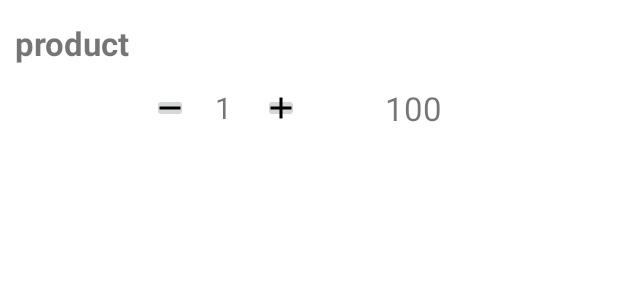
After one commit to Shahzaib554/MAD_Project, an Android app: the layout cart_item.xml on its own in the app's theme, with its tools: preview values and no code run, on a phone screen of 412 x 824 dp. The commit adds this screen. Shown: the top 300 px of the screen. Run offline under Robolectric (Android 15) with nearby library versions, the phone set to English and light mode, and no system bars.

Commit message:
Cart Code is implemented

```diff
--- a/app/src/main/AndroidManifest.xml
+++ b/app/src/main/AndroidManifest.xml
@@ -16,6 +16,9 @@
         android:theme="@style/Theme.QuickCart"
         android:usesCleartextTraffic="true"
         tools:targetApi="31">
+        <activity
+            android:name=".CartActivity"
+            android:exported="false" />
         <activity
             android:name=".ProductDetailActivity"
             android:exported="false" />
--- a/app/src/main/java/com/genericsol/quickcart/apiClient/ApiClient.java
+++ b/app/src/main/java/com/genericsol/quickcart/apiClient/ApiClient.java
@@ -5,7 +5,7 @@ import retrofit2.converter.gson.GsonConverterFactory;
 
 public class ApiClient {
 
-    private static final String BASE_URL = "http://192.168.10.10:3000";
+    private static final String BASE_URL = "http://192.168.10.8:3000";
 
     private static Retrofit retrofit = null;
 
--- /dev/null
+++ b/app/src/main/res/drawable/baseline_add_24.xml
@@ -0,0 +1,5 @@
+<vector android:height="24dp" android:tint="#000000"
+    android:viewportHeight="24" android:viewportWidth="24"
+    android:width="24dp" xmlns:android="http://schemas.android.com/apk/res/android">
+    <path android:fillColor="@android:color/white" android:pathData="M19,13h-6v6h-2v-6H5v-2h6V5h2v6h6v2z"/>
+</vector>
--- /dev/null
+++ b/app/src/main/res/drawable/baseline_remove_24.xml
@@ -0,0 +1,5 @@
+<vector android:height="24dp" android:tint="#000000"
+    android:viewportHeight="24" android:viewportWidth="24"
+    android:width="24dp" xmlns:android="http://schemas.android.com/apk/res/android">
+    <path android:fillColor="@android:color/white" android:pathData="M19,13H5v-2h14v2z"/>
+</vector>
--- /dev/null
+++ b/app/src/main/res/layout/cart_item.xml
@@ -0,0 +1,69 @@
+<?xml version="1.0" encoding="utf-8"?>
+<androidx.constraintlayout.widget.ConstraintLayout xmlns:android="http://schemas.android.com/apk/res/android"
+    xmlns:app="http://schemas.android.com/apk/res-auto"
+    xmlns:tools="http://schemas.android.com/tools"
+    android:layout_width="match_parent"
+    android:layout_height="100dp">
+
+
+    <TextView
+        android:id="@+id/cartItemNameTextView"
+        android:layout_width="0dp"
+        android:layout_height="wrap_content"
+        android:text="product"
+        android:textSize="22sp"
+        android:textStyle="bold"
+        android:layout_margin="10dp"
+        app:layout_constraintBottom_toBottomOf="parent"
+        app:layout_constraintEnd_toEndOf="parent"
+        app:layout_constraintHorizontal_bias="0.0"
+        app:layout_constraintStart_toStartOf="parent"
+        app:layout_constraintTop_toTopOf="parent"
+        app:layout_constraintVertical_bias="0.082" />
+
+    <ImageButton
+        android:id="@+id/decreaseQuantityButton"
+        android:layout_width="24dp"
+        android:layout_height="20dp"
+        android:src="@drawable/baseline_remove_24"
+        app:layout_constraintBottom_toBottomOf="parent"
+        app:layout_constraintEnd_toEndOf="parent"
+        app:layout_constraintHorizontal_bias="0.262"
+        app:layout_constraintStart_toStartOf="parent"
+        app:layout_constraintTop_toBottomOf="@+id/cartItemNameTextView" />
+
+    <TextView
+        android:id="@+id/cartItemQuantityTextView"
+        android:layout_width="wrap_content"
+        android:layout_height="wrap_content"
+        android:text="1"
+        android:textSize="20sp"
+        app:layout_constraintBottom_toBottomOf="parent"
+        app:layout_constraintEnd_toEndOf="parent"
+        app:layout_constraintHorizontal_bias="0.357"
+        app:layout_constraintStart_toStartOf="parent"
+        app:layout_constraintTop_toBottomOf="@+id/cartItemNameTextView" />
+
+    <ImageButton
+        android:id="@+id/increaseQuantityButton"
+        android:layout_width="24dp"
+        android:layout_height="20dp"
+        android:src="@drawable/baseline_add_24"
+        app:layout_constraintBottom_toBottomOf="parent"
+        app:layout_constraintEnd_toEndOf="parent"
+        app:layout_constraintHorizontal_bias="0.452"
+        app:layout_constraintStart_toStartOf="parent"
+        app:layout_constraintTop_toBottomOf="@+id/cartItemNameTextView" />
+
+    <TextView
+        android:id="@+id/cartItemPriceTextView"
+        android:layout_width="wrap_content"
+        android:layout_height="wrap_content"
+        android:text="100"
+        android:textSize="22sp"
+        app:layout_constraintBottom_toBottomOf="parent"
+        app:layout_constraintEnd_toEndOf="parent"
+        app:layout_constraintHorizontal_bias="0.327"
+        app:layout_constraintStart_toEndOf="@+id/increaseQuantityButton"
+        app:layout_constraintTop_toBottomOf="@+id/cartItemNameTextView" />
+</androidx.constraintlayout.widget.ConstraintLayout>
```
Also changed, not shown: app/src/main/java/com/genericsol/quickcart/CartActivity.java (added, +163 -0 lines), app/src/main/java/com/genericsol/quickcart/ProductDetailActivity.java (+14 -1 lines), app/src/main/java/com/genericsol/quickcart/model/CartManager.java (added, +37 -0 lines), app/src/main/java/com/genericsol/quickcart/model/ProductModel.java (+10 -1 lines), app/src/main/res/layout/activity_cart.xml (added, +74 -0 lines).
